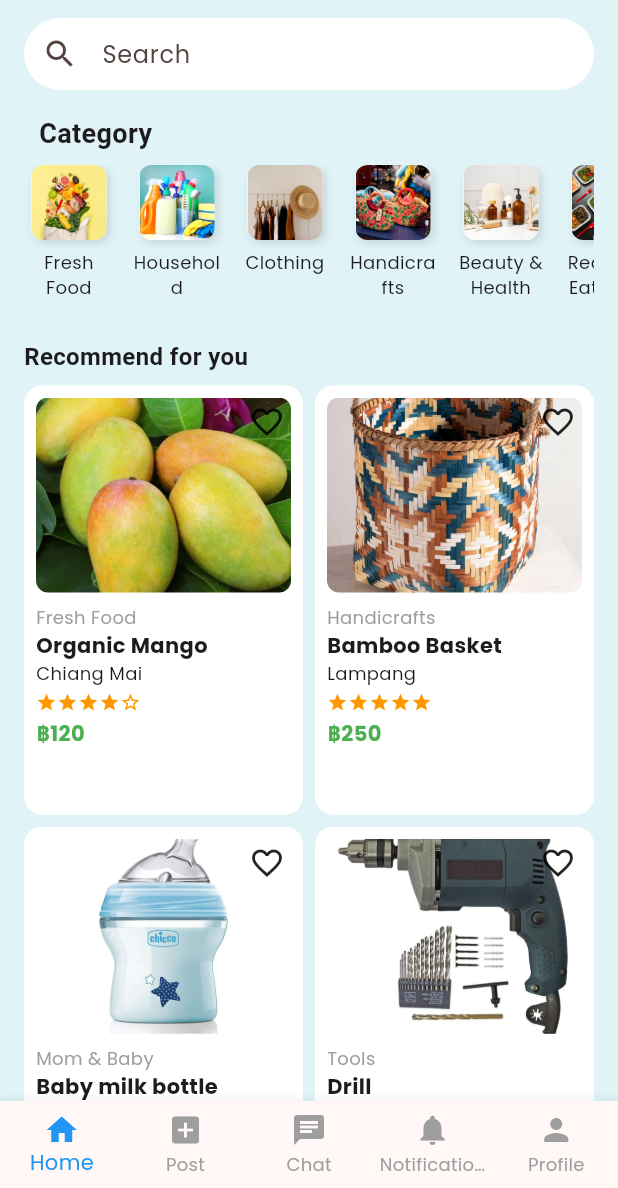
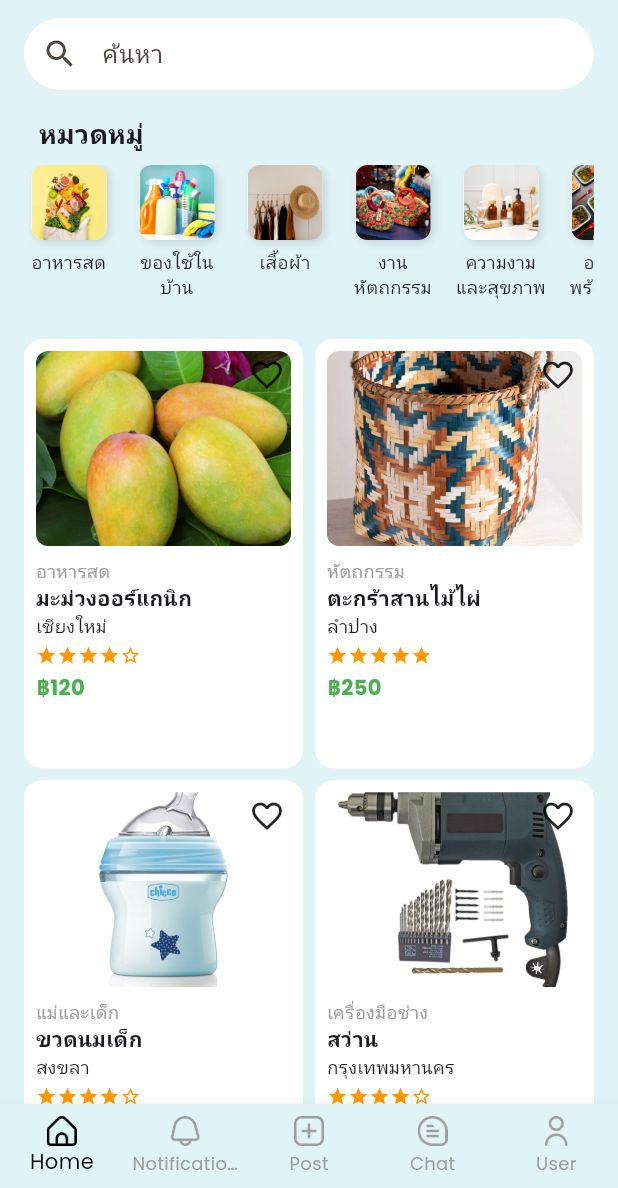
Before and after one commit to sareefhub/local_community_marketplace, a Flutter app: the screen it shows after launch, on a phone screen of 412 x 824 dp, the part 48-1236 px from its top. Run offline on Flutter 3.47's test engine with Material 3 defaults, Android fonts, the phone set to English and light mode, and no system bars; our stand-ins replace cloud_firestore, firebase_core, go_router, google_fonts; accounts and stored records are empty; generated files the repository leaves out were written again; Roboto replaces fonts that are missing (Sarabun).

Commit message:
create product info screen and update nav bar on home screen

```diff
--- a/lib/screens/home_screen.dart
+++ b/lib/screens/home_screen.dart
@@ -1,5 +1,7 @@
 import 'package:flutter/material.dart';
 import 'package:google_fonts/google_fonts.dart';
+import 'package:local_community_marketplace/screens/product_info_screen.dart';
+import 'package:local_community_marketplace/components/navigation.dart';
 
 class HomeScreen extends StatelessWidget {
   const HomeScreen({super.key});
@@ -7,47 +9,48 @@ class HomeScreen extends StatelessWidget {
   @override
   Widget build(BuildContext context) {
     final List<Map<String, dynamic>> categoryList = [
-      {'label': 'Fresh Food', 'image': 'assets/category-image/fresh_food.jpg'},
-      {'label': 'Household', 'image': 'assets/category-image/household.jpg'},
-      {'label': 'Clothing', 'image': 'assets/category-image/clothing.jpg'},
-      {'label': 'Handicrafts', 'image': 'assets/category-image/handicrafts.jpg'},
-      {'label': 'Beauty & Health', 'image': 'assets/category-image/beauty.jpg'},
-      {'label': 'Ready to Eat Food', 'image': 'assets/category-image/ready_to_eat.jpg'},
-      {'label': 'Home & Garden', 'image': 'assets/category-image/home_garden.jpg'},
-      {'label': 'Mom & Baby', 'image': 'assets/category-image/mom_baby.jpg'},
-      {'label': 'Electronics', 'image': 'assets/category-image/electronics.jpg'},
-      {'label': 'Tools', 'image': 'assets/category-image/tools.jpg'},
+      {'label': 'อาหารสด', 'image': 'assets/category-image/fresh_food.jpg'},
+      {'label': 'ของใช้ในบ้าน', 'image': 'assets/category-image/household.jpg'},
+      {'label': 'เสื้อผ้า', 'image': 'assets/category-image/clothing.jpg'},
+      {'label': 'งานหัตถกรรม', 'image': 'assets/category-image/handicrafts.jpg'},
+      {'label': 'ความงามและสุขภาพ', 'image': 'assets/category-image/beauty.jpg'},
+      {'label': 'อาหารพร้อมทาน', 'image': 'assets/category-image/ready_to_eat.jpg'},
+      {'label': 'บ้านและสวน', 'image': 'assets/category-image/home_garden.jpg'},
+      {'label': 'แม่และเด็ก', 'image': 'assets/category-image/mom_baby.jpg'},
+      {'label': 'เครื่องใช้ไฟฟ้า', 'image': 'assets/category-image/electronics.jpg'},
+      {'label': 'เครื่องมือช่าง', 'image': 'assets/category-image/tools.jpg'},
     ];
+
 
     final List<Map<String, dynamic>> bestSaleProducts = [
       {
-        'category': 'Fresh Food',
-        'name': 'Organic Mango',
-        'location': 'Chiang Mai',
+        'category': 'อาหารสด',
+        'name': 'มะม่วงออร์แกนิก',
+        'location': 'เชียงใหม่',
         'price': '฿120',
         'rating': 4,
         'image': 'assets/products-image/mango.jpg',
       },
       {
-        'category': 'Handicrafts',
-        'name': 'Bamboo Basket',
-        'location': 'Lampang',
+        'category': 'หัตถกรรม',
+        'name': 'ตะกร้าสานไม้ไผ่',
+        'location': 'ลำปาง',
         'price': '฿250',
         'rating': 5,
         'image': 'assets/products-image/basket.jpg',
       },
       {
-        'category': 'Mom & Baby',
-        'name': 'Baby milk bottle',
-        'location': 'Songkhla',
+        'category': 'แม่และเด็ก',
+        'name': 'ขวดนมเด็ก',
+        'location': 'สงขลา',
         'price': '฿320',
         'rating': 3.5,
         'image': 'assets/products-image/milk.jpg',
       },
       {
-        'category': 'Tools',
-        'name': 'Drill',
-        'location': 'Bangkok',
+        'category': 'เครื่องมือช่าง',
+        'name': 'สว่าน',
+        'location': 'กรุงเทพมหานคร',
         'price': '฿1,450',
         'rating': 4,
         'image': 'assets/products-image/drill.jpg',
@@ -81,7 +84,7 @@ class HomeScreen extends StatelessWidget {
               padding: const EdgeInsets.symmetric(horizontal: 16),
               child: TextField(
                 decoration: InputDecoration(
-                  hintText: 'Search',
+                  hintText: 'ค้นหา',
                   prefixIcon: const Icon(Icons.search),
                   filled: true,
                   fillColor: Colors.white,
@@ -107,7 +110,7 @@ class HomeScreen extends StatelessWidget {
                       child: Align(
                         alignment: Alignment.centerLeft,
                         child: Text(
-                          'Category',
+                          'หมวดหมู่',
                           style: GoogleFonts.sarabun(
                             fontWeight: FontWeight.bold,
                             fontSize: 18,
@@ -178,22 +181,6 @@ class HomeScreen extends StatelessWidget {
                    // Best Sale Section
                   Padding(
                     padding: const EdgeInsets.symmetric(horizontal: 16),
-                    child: Align(
-                      alignment: Alignment.centerLeft,
-                      child: Text(
-                        'Recommend for you',
-                        style: GoogleFonts.sarabun(
-                          fontWeight: FontWeight.bold,
-                          fontSize: 16,
-                        ),
-                      ),
-                    ),
-                  ),
-                  const SizedBox(height: 8),
-
-                  // Grid of Products
-                  Padding(
-                    padding: const EdgeInsets.symmetric(horizontal: 16),
                     child: GridView.count(
                       crossAxisCount: 2,
                       shrinkWrap: true,
@@ -203,7 +190,17 @@ class HomeScreen extends StatelessWidget {
                       childAspectRatio: 0.65,
                       children: List.generate(bestSaleProducts.length, (index) {
                         final product = bestSaleProducts[index];
-                        return Container(
+
+                        return GestureDetector(
+                          onTap: () {
+                            Navigator.push(
+                              context,
+                              MaterialPageRoute(
+                                builder: (_) => ProductInfoPage(product: product),
+                              ),
+                            );
+                          },
+                          child: Container(
                             padding: const EdgeInsets.all(8),
                             decoration: BoxDecoration(
                               color: Colors.white,
@@ -265,6 +262,7 @@ class HomeScreen extends StatelessWidget {
                                 ),
                               ],
                             ),
+                          ),
                         );
                       }),
                     ),
@@ -309,17 +307,17 @@ class HomeScreen extends StatelessWidget {
                                   ),
                                   const SizedBox(height: 8),
                                   const Text(
-                                    'Category',
+                                    'หมวดหมู่',
                                     style: TextStyle(
                                         fontSize: 12, color: Colors.grey),
                                   ),
                                   const Text(
-                                    'Product\'s name',
+                                    'ชื่อสินค้า',
                                     style: TextStyle(
                                         fontWeight: FontWeight.bold),
                                   ),
                                   const Text(
-                                    'Location',
+                                    'สถานที่',
                                     style: TextStyle(fontSize: 12),
                                   ),
                                   const SizedBox(height: 4),
@@ -333,7 +331,7 @@ class HomeScreen extends StatelessWidget {
                                     ],
                                   ),
                                   const SizedBox(height: 4),
-                                  const Text('Price',
+                                  const Text('ราคา',
                                       style: TextStyle(
                                           fontWeight: FontWeight.bold,
                                           color: Colors.green)),
@@ -355,20 +353,7 @@ class HomeScreen extends StatelessWidget {
       ),
 
       // Bottom Navigation
-      bottomNavigationBar: BottomNavigationBar(
-        selectedItemColor: Colors.blue,
-        unselectedItemColor: Colors.grey,
-        currentIndex: 0,
-        type: BottomNavigationBarType.fixed,
-        items: const [
-          BottomNavigationBarItem(icon: Icon(Icons.home), label: 'Home'),
-          BottomNavigationBarItem(icon: Icon(Icons.add_box), label: 'Post'),
-          BottomNavigationBarItem(icon: Icon(Icons.chat), label: 'Chat'),
-          BottomNavigationBarItem(
-              icon: Icon(Icons.notifications), label: 'Notifications'),
-          BottomNavigationBarItem(icon: Icon(Icons.person), label: 'Profile'),
-        ],
-      ),
+      bottomNavigationBar: const BottomNavBar(currentIndex: 0),
     );
   }
 }
--- a/pubspec.yaml
+++ b/pubspec.yaml
@@ -69,6 +69,7 @@ flutter:
     - assets/icons/
     - assets/category-image/
     - assets/products-image/
+    - assets/sellers-image/
 
   # To add assets to your application, add an assets section, like this:
   # assets:
```
Also changed, not shown: lib/screens/product_info_screen.dart (added, +327 -0 lines), assets/sellers-image/babyshop.jpg (added), assets/sellers-image/maeying.jpg (added), assets/sellers-image/somchai.jpg (added), assets/sellers-image/toolpro.jpg (added). Lines whose indentation alone changed are shown as unchanged.
